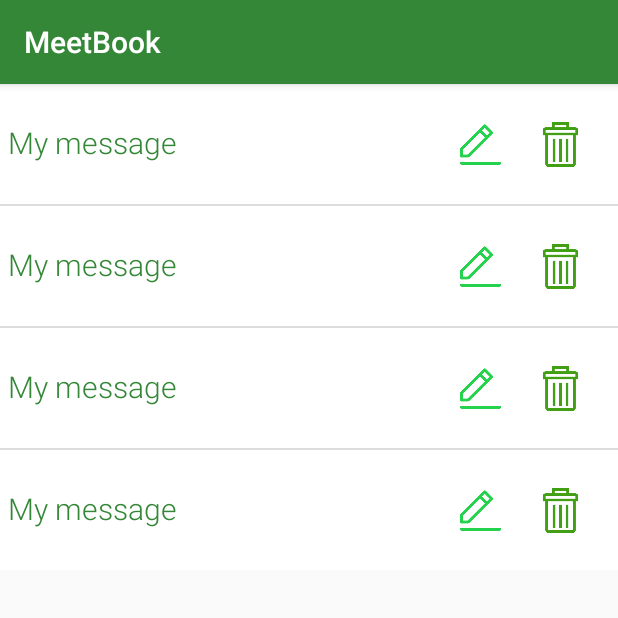
After one commit to AliSafian/AndroidProjects, an Android app: the UpdateMessage screen opened directly, with no data from a screen before it, on a phone screen of 412 x 824 dp, the top half of it. The commit adds this screen. Run offline under Robolectric (Android 15) with nearby library versions, the phone set to English and light mode, and no system bars; our stand-ins replace Volley; network calls fail.

Commit message:
Update message is started
Shahid

```diff
--- a/app/src/main/java/com/facefive/meetbook/AppConfig.java
+++ b/app/src/main/java/com/facefive/meetbook/AppConfig.java
@@ -9,6 +9,8 @@ public class AppConfig {
 
     public static final String URL_TIMATABLE = "http://meetbookapp.com/APIs/timetable_request.php";
     public static final String URL_GETTIMETABLE = "http://meetbookapp.com/APIs/getTimetable_request.php";
+
+    public static final String URL_GETUPDATEMESSAGES = "http://meetbookapp.com/APIs/getUpdateMessages_request.php";
     public static final String URL_SIGNUP = "http://meetbookapp.com/APIs/register_user.php";
     public static final String URL_GET_UNIVERSITIES= "http://www.meetbookapp.com/APIs/getUniversities.php";
     public static final String URL_CHECK_EMAIL_EXIST= "http://www.meetbookapp.com/APIs/checkEmailExist.php";
--- /dev/null
+++ b/app/src/main/java/com/facefive/meetbook/UpdateMessage.java
@@ -0,0 +1,152 @@
+package com.facefive.meetbook;
+
+import android.content.Intent;
+import android.content.res.Resources;
+import android.support.v7.app.AppCompatActivity;
+import android.os.Bundle;
+import android.view.View;
+import android.widget.AdapterView;
+import android.widget.ListView;
+import android.widget.Toast;
+
+import com.android.volley.AuthFailureError;
+import com.android.volley.Request;
+import com.android.volley.RequestQueue;
+import com.android.volley.Response;
+import com.android.volley.VolleyError;
+import com.android.volley.toolbox.StringRequest;
+import com.android.volley.toolbox.Volley;
+import com.facefive.meetbook.TimetableSession.SlotSingleRow;
+import com.facefive.meetbook.TimetableSession.TimetableDay;
+import com.facefive.meetbook.TimetableSession.TimetableSession;
+
+import org.json.JSONArray;
+import org.json.JSONException;
+import org.json.JSONObject;
+
+import java.sql.Time;
+import java.util.ArrayList;
+import java.util.HashMap;
+import java.util.Map;
+
+public class UpdateMessage extends AppCompatActivity {
+
+    ListView lv_list;
+    @Override
+    protected void onCreate(Bundle savedInstanceState) {
+        super.onCreate(savedInstanceState);
+        setContentView(R.layout.activity_update_message);
+
+
+        lv_list = (ListView) findViewById(R.id.lv_updatemessages);
+
+        getUpdateMessages(18);
+        ArrayList<String> list = new ArrayList<String>();
+        for (int i =0; i<4 ; i++)
+        {
+
+            list.add("My message");
+
+        }
+
+        UpdatemessageListAdapter adapter = new UpdatemessageListAdapter(getApplicationContext(), list);
+        lv_list.setAdapter(adapter);
+        lv_list.setOnItemClickListener(new AdapterView.OnItemClickListener() {
+
+            @Override
+            public void onItemClick(AdapterView<?> parent, View view, int position, long id) {
+
+            }
+        });
+
+        lv_list.setOnItemClickListener(new AdapterView.OnItemClickListener() {
+            @Override
+            public void onItemClick(AdapterView<?> parent, View view, int position, long id) {
+
+
+                Intent i = new Intent(getApplicationContext() , request.class );
+                startActivity(i);
+            }
+        });
+
+    }
+
+    public  void getUpdateMessages( final int UserID){
+
+
+
+        RequestQueue requestQueue= Volley.newRequestQueue(this);
+
+        StringRequest stringRequest=new StringRequest(Request.Method.POST, AppConfig.URL_GETUPDATEMESSAGES, new Response.Listener<String>() {
+            @Override
+            public void onResponse(String response) {
+
+                try {
+                    JSONObject jsonObject=new JSONObject(response);
+                    if(! jsonObject.getBoolean("error"))
+                    {
+                        JSONArray array=jsonObject.getJSONArray("messages");
+                        //Toast.makeText(getApplicationContext()," successfull"+ array.get(2),Toast.LENGTH_SHORT).show();
+
+                        ArrayList<String> list = new ArrayList<String>();
+                        for (int i =1; i<array.length() ; i++)
+                        {
+
+                            list.add(""+array.get(i));
+
+                        }
+
+                        UpdatemessageListAdapter adapter = new UpdatemessageListAdapter(getApplicationContext(), list);
+                        lv_list.setAdapter(adapter);
+                        lv_list.setOnItemClickListener(new AdapterView.OnItemClickListener() {
+
+                            @Override
+                            public void onItemClick(AdapterView<?> parent, View view, int position, long id) {
+
+                            }
+                        });
+
+                        lv_list.setOnItemClickListener(new AdapterView.OnItemClickListener() {
+                            @Override
+                            public void onItemClick(AdapterView<?> parent, View view, int position, long id) {
+
+
+                                Intent i = new Intent(getApplicationContext() , request.class );
+                                startActivity(i);
+                            }
+                        });
+
+                    }
+                    else
+                    {
+
+                        Toast.makeText(getApplicationContext(),jsonObject.getString("error_msg"),Toast.LENGTH_SHORT).show();
+                    }
+                } catch (JSONException e) {
+                    e.printStackTrace();
+                }
+
+            }
+        }, new Response.ErrorListener() {
+            @Override
+            public void onErrorResponse(VolleyError error) {
+                Toast.makeText(getApplicationContext(),error.toString(),Toast.LENGTH_SHORT).show();
+
+            }
+        }){
+            @Override
+            protected Map<String, String> getParams() throws AuthFailureError {
+
+
+
+                Map<String, String> params = new HashMap<String, String>();
+
+                // Toast.makeText(getApplicationContext(),jarray.toString(),Toast.LENGTH_SHORT).show();
+                params.put("UserID",""+UserID);
+                return  params;
+            }
+        };
+        requestQueue.add(stringRequest);
+
+    }
+}
--- /dev/null
+++ b/app/src/main/java/com/facefive/meetbook/UpdatemessageListAdapter.java
@@ -0,0 +1,57 @@
+package com.facefive.meetbook;
+
+import android.content.Context;
+import android.view.LayoutInflater;
+import android.view.View;
+import android.view.ViewGroup;
+import android.widget.BaseAdapter;
+import android.widget.ImageView;
+import android.widget.TextView;
+
+import java.util.ArrayList;
+
+public class UpdatemessageListAdapter extends BaseAdapter {
+
+    ArrayList<String> list;
+    Context context;
+
+    public UpdatemessageListAdapter(Context c,ArrayList<String> list)
+    {
+        this.context = c;
+        this.list=list;
+
+    }
+
+    @Override
+    public int getCount() {
+        return list.size();
+    }
+
+    @Override
+    public Object getItem(int position) {
+        return list.get(position);
+    }
+
+    @Override
+    public long getItemId(int position) {
+        return position;
+    }
+
+    @Override
+    public View getView(int position, View convertView, ViewGroup parent) {
+        if(list.size() == 0)
+            return null;
+
+        LayoutInflater inflater = (LayoutInflater) context.getSystemService(Context.LAYOUT_INFLATER_SERVICE);
+        View row = inflater.inflate(R.layout.update_message_model, parent, false);
+
+        TextView textView = row.findViewById(R.id.update_message);
+
+        final String temp = list.get(position);
+
+        textView.setText(temp);
+
+
+        return row;
+    }
+}
--- a/app/src/main/res/layout/activity_request.xml
+++ b/app/src/main/res/layout/activity_request.xml
@@ -143,7 +143,7 @@
     </RelativeLayout>
     <RelativeLayout
         android:layout_width="330dp"
-        android:layout_height="120dp"
+        android:layout_height="110dp"
         android:layout_below="@id/layout_meetreq_bigcont"
         android:layout_marginTop="10dp"
         android:id="@+id/layout_meetreq_reqsub"
@@ -174,12 +174,12 @@
         android:layout_alignEnd="@+id/layout_meetreq_reqsub"
         android:layout_below="@+id/layout_meetreq_reqsub"
         android:layout_marginEnd="16dp"
-        android:layout_marginTop="20dp">
+        android:layout_marginTop="10dp">
 
         <Button
             android:id="@+id/meetreq_sub_btn"
             android:layout_width="150dp"
-            android:layout_height="30dp"
+            android:layout_height="40dp"
             android:background="@drawable/rounded_btn"
             android:maxHeight="20dp"
             android:maxWidth="50dp"
--- /dev/null
+++ b/app/src/main/res/layout/activity_update_message.xml
@@ -0,0 +1,18 @@
+<?xml version="1.0" encoding="utf-8"?>
+<RelativeLayout xmlns:android="http://schemas.android.com/apk/res/android"
+    xmlns:app="http://schemas.android.com/apk/res-auto"
+    xmlns:tools="http://schemas.android.com/tools"
+    android:layout_width="match_parent"
+    android:layout_height="match_parent"
+    tools:context="com.facefive.meetbook.SendUpdateActivity">
+
+
+ <ListView
+     android:layout_width="match_parent"
+     android:layout_height="wrap_content"
+     android:id="@+id/lv_updatemessages"
+     >
+
+ </ListView>
+
+</RelativeLayout>
--- a/app/src/main/res/layout/fancyalertdialog.xml
+++ b/app/src/main/res/layout/fancyalertdialog.xml
@@ -53,7 +53,7 @@
             android:gravity="center"
             android:id="@+id/title"
             android:textAlignment="center"
-            android:text="Rate us if you like the app"
+            android:text="text"
             />
             <LinearLayout
                 android:layout_width="wrap_content"
@@ -175,7 +175,7 @@
                 android:layout_width="0dp"
                 android:layout_height="30dp"
                 android:layout_weight="50"
-                android:text="Rate"
+                android:text="Cancel"
                 android:id="@+id/negativeBtn"
                 android:background="@drawable/curved_shape2"
                 android:textColor="#ffffff"
--- /dev/null
+++ b/app/src/main/res/layout/update_message_model.xml
@@ -0,0 +1,53 @@
+<?xml version="1.0" encoding="utf-8"?>
+<RelativeLayout xmlns:android="http://schemas.android.com/apk/res/android"
+    xmlns:app="http://schemas.android.com/apk/res-auto"
+    xmlns:tools="http://schemas.android.com/tools"
+    android:layout_width="match_parent"
+    android:layout_height="match_parent"
+    tools:context="com.facefive.meetbook.SendUpdateActivity">
+
+
+    <RelativeLayout
+        android:layout_width="match_parent"
+        android:layout_height="80dp"
+        android:background="@android:color/white"
+        android:id="@+id/layout_updatemessage"
+        >
+        <RelativeLayout
+            android:layout_width="wrap_content"
+            android:layout_height="wrap_content"
+            android:id="@+id/layout_msgplusedit"
+            android:layout_marginTop="25dp"
+            >
+        <TextView
+            android:id="@+id/update_message"
+            android:layout_width="300dp"
+            android:layout_height="wrap_content"
+            android:fontFamily="sans-serif-light"
+            android:maxLines="1"
+            android:layout_marginLeft="5dp"
+            android:text="This is my first message"
+            android:textColor="@color/colorPrimary"
+            android:textSize="20sp" />
+            <ImageView
+                android:layout_width="30dp"
+                android:layout_height="30dp"
+                android:src="@drawable/edit"
+
+                android:id="@+id/editicon"
+                android:layout_toRightOf="@+id/update_message"
+                />
+
+        </RelativeLayout>
+
+        <ImageView
+            android:layout_width="match_parent"
+            android:layout_height="30dp"
+            android:src="@drawable/deletemessage"
+            android:layout_marginTop="25dp"
+            android:id="@+id/deleteicon"
+            android:layout_toRightOf="@+id/layout_msgplusedit"
+            />
+
+    </RelativeLayout>
+</RelativeLayout>
```
Also changed, not shown: app/src/main/AndroidManifest.xml (+72 -49 lines), app/src/main/java/com/facefive/meetbook/SchedulePlanSetting.java (+9 -0 lines), app/src/main/res/layout/activity_schedule_plan_setting.xml (+9 -2 lines), app/src/main/res/layout/check.xml (deleted, +0 -117 lines), app/src/main/res/drawable/deletemessage.png (added), app/src/main/res/drawable/edit.png (added).
